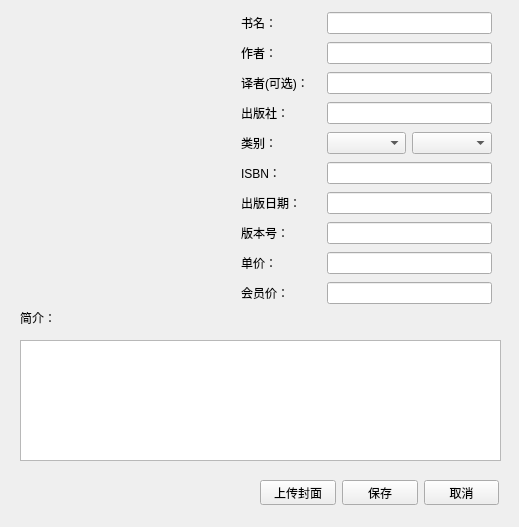
This is ui/ui_edit_book_detail.ui in inverse-limit/database-proj as Qt 5 draws it before an edit. The edited form follows.
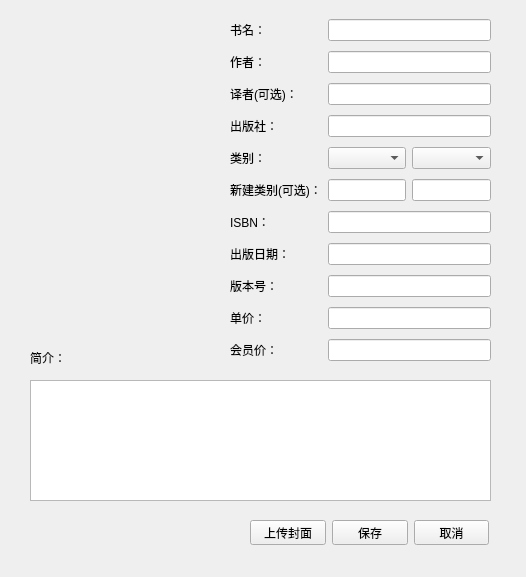
This is the edited form. Icons and pictures are not drawn.

Commit message: 编辑图书新增新建类别

Diff of the .ui file:
```diff
--- a/ui/ui_edit_book_detail.ui
+++ b/ui/ui_edit_book_detail.ui
@@ -6,8 +6,8 @@
    <rect>
     <x>0</x>
     <y>0</y>
-    <width>519</width>
-    <height>527</height>
+    <width>526</width>
+    <height>577</height>
    </rect>
   </property>
   <property name="windowTitle">
@@ -16,8 +16,8 @@
   <widget class="QLabel" name="label_intro">
    <property name="geometry">
     <rect>
-     <x>20</x>
-     <y>310</y>
+     <x>30</x>
+     <y>350</y>
      <width>36</width>
      <height>16</height>
     </rect>
@@ -29,9 +29,9 @@
   <widget class="QPlainTextEdit" name="intro">
    <property name="geometry">
     <rect>
-     <x>20</x>
-     <y>340</y>
-     <width>481</width>
+     <x>30</x>
+     <y>380</y>
+     <width>461</width>
      <height>121</height>
     </rect>
    </property>
@@ -39,8 +39,8 @@
   <widget class="QWidget" name="layoutWidget">
    <property name="geometry">
     <rect>
-     <x>260</x>
-     <y>480</y>
+     <x>250</x>
+     <y>520</y>
      <width>239</width>
      <height>25</height>
     </rect>
@@ -72,10 +72,10 @@
   <widget class="QLabel" name="picture">
    <property name="geometry">
     <rect>
-     <x>30</x>
-     <y>20</y>
-     <width>181</width>
-     <height>261</height>
+     <x>20</x>
+     <y>40</y>
+     <width>191</width>
+     <height>271</height>
     </rect>
    </property>
    <property name="text">
@@ -91,10 +91,10 @@
   <widget class="QWidget" name="">
    <property name="geometry">
     <rect>
-     <x>241</x>
-     <y>10</y>
-     <width>251</width>
-     <height>301</height>
+     <x>230</x>
+     <y>15</y>
+     <width>261</width>
+     <height>351</height>
     </rect>
    </property>
    <layout class="QGridLayout" name="gridLayout">
@@ -152,53 +152,66 @@
      <widget class="QComboBox" name="comboBox_class2"/>
     </item>
     <item row="5" column="0">
+     <widget class="QLabel" name="label_6">
+      <property name="text">
+       <string>新建类别(可选)：</string>
+      </property>
+     </widget>
+    </item>
+    <item row="5" column="1">
+     <widget class="QLineEdit" name="lineEdit_class1"/>
+    </item>
+    <item row="5" column="2">
+     <widget class="QLineEdit" name="lineEdit_class2"/>
+    </item>
+    <item row="6" column="0">
      <widget class="QLabel" name="label_ISBN">
       <property name="text">
        <string>ISBN：</string>
       </property>
      </widget>
     </item>
-    <item row="5" column="1" colspan="2">
+    <item row="6" column="1" colspan="2">
      <widget class="QLineEdit" name="lineEdit_ISBN"/>
     </item>
-    <item row="6" column="0">
+    <item row="7" column="0">
      <widget class="QLabel" name="label_pressdata">
       <property name="text">
        <string>出版日期：</string>
       </property>
      </widget>
     </item>
-    <item row="6" column="1" colspan="2">
+    <item row="7" column="1" colspan="2">
      <widget class="QLineEdit" name="lineEdit_pressdate"/>
     </item>
-    <item row="7" column="0">
+    <item row="8" column="0">
      <widget class="QLabel" name="label">
       <property name="text">
        <string>版本号：</string>
       </property>
      </widget>
     </item>
-    <item row="7" column="1" colspan="2">
+    <item row="8" column="1" colspan="2">
      <widget class="QLineEdit" name="lineEdit_version"/>
     </item>
-    <item row="8" column="0">
+    <item row="9" column="0">
      <widget class="QLabel" name="label_2">
       <property name="text">
        <string>单价：</string>
       </property>
      </widget>
     </item>
-    <item row="8" column="1" colspan="2">
+    <item row="9" column="1" colspan="2">
      <widget class="QLineEdit" name="lineEdit_price"/>
     </item>
-    <item row="9" column="0">
+    <item row="10" column="0">
      <widget class="QLabel" name="label_3">
       <property name="text">
        <string>会员价：</string>
       </property>
      </widget>
     </item>
-    <item row="9" column="1" colspan="2">
+    <item row="10" column="1" colspan="2">
      <widget class="QLineEdit" name="lineEdit_vip_price"/>
     </item>
    </layout>
```
The commit also changes 1 other file.
